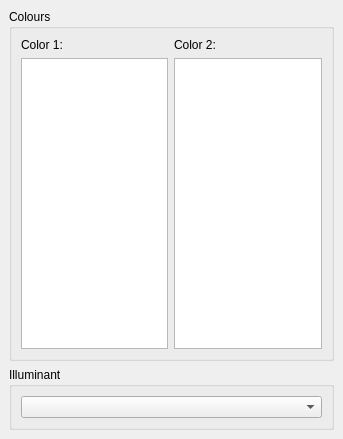
This is ui/ColorChooseDock.ui in robertogerson/pucrio-sumColors as Qt 5 draws it before an edit. The edited form follows.
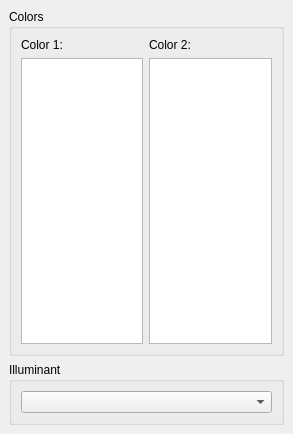
This is the edited form.

Commit message:
maint: User is able to choose with graphs wants to show.
* include/SpectralData.h: Likewise.
* include/gui/MainWindow.h: Likewise.
* src/SpectralData.cpp: Likewise.
* src/gui/MainWindow.cpp: Likewise.
* trabCor.pro: Likewise.
* ui/ColorChooseDock.ui: Likewise.
* doc/img/color_perception.odp: Should be in the previous commit.

Diff of the .ui file:
```diff
--- a/ui/ColorChooseDock.ui
+++ b/ui/ColorChooseDock.ui
@@ -6,8 +6,8 @@
    <rect>
     <x>0</x>
     <y>0</y>
-    <width>343</width>
-    <height>439</height>
+    <width>293</width>
+    <height>434</height>
    </rect>
   </property>
   <property name="windowTitle">
@@ -18,7 +18,7 @@
     <item>
      <widget class="QGroupBox" name="groupBox">
       <property name="title">
-       <string>Colours</string>
+       <string>Colors</string>
       </property>
       <layout class="QGridLayout" name="gridLayout">
        <item row="1" column="1">
```
The commit also changes 6 other files.
